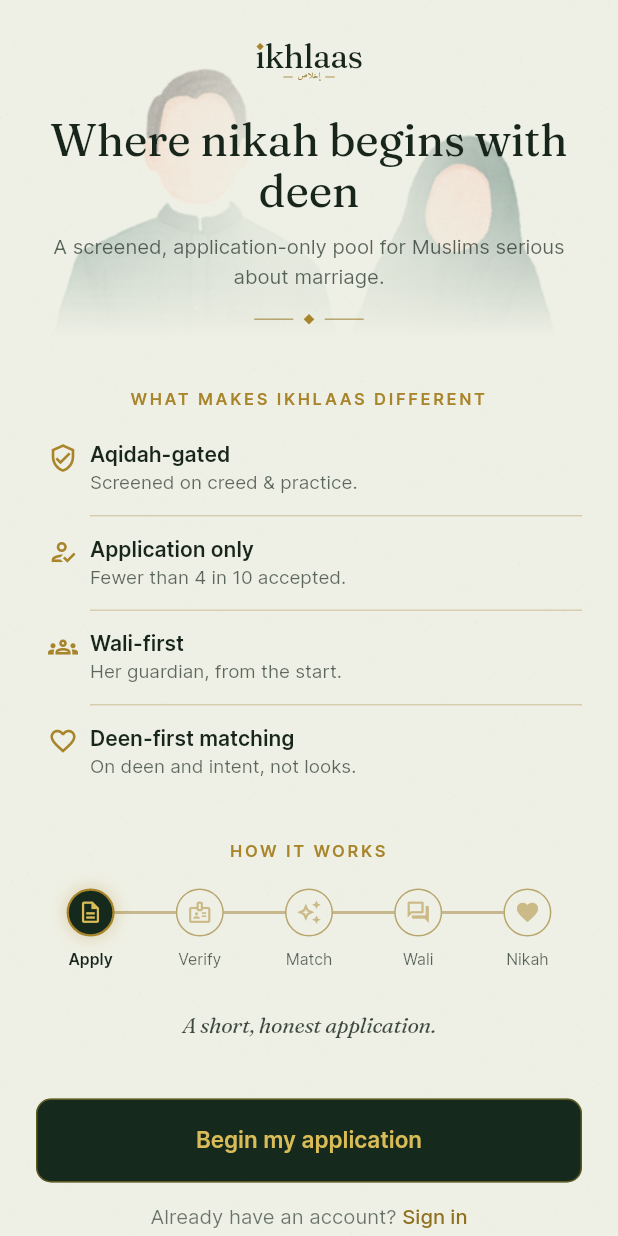
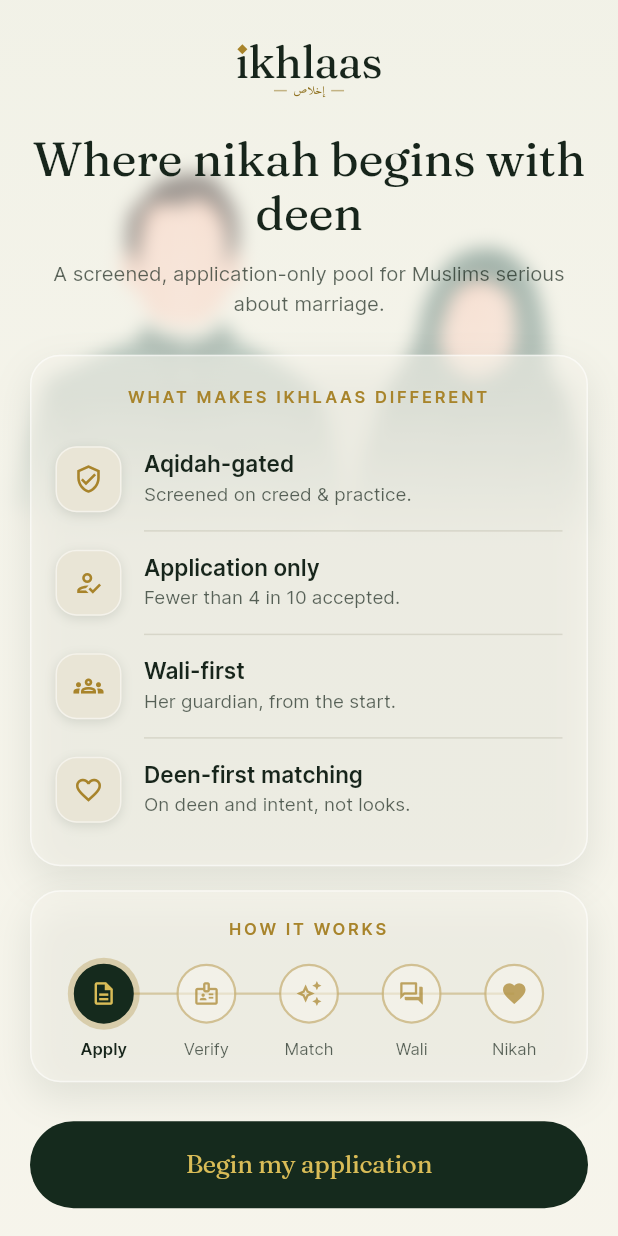
Before and after one commit to connecttopathan-ops/ikhlas, a Flutter app: the screen it shows after launch, on a phone screen of 412 x 824 dp. Run offline on Flutter 3.47's test engine with Material 3 defaults, Android fonts, the phone set to English and light mode, and no system bars; our stand-ins replace cached_network_image, camera, cloud_firestore, cloud_functions, device_info_plus, firebase_auth and 12 more; accounts and stored records are empty.

Commit message:
Landing: glassmorphism redesign, single full-screen frosted surface
Port the glassmorphism concept into Flutter and drop the floating outer
card that read as a frame-within-a-frame. The frosted surface now fills
the screen edge-to-edge: the couple illustration frosts softly behind the
hero (full-screen BackdropFilter at a light 6px blur so it stays
recognisable), and the differentiators and how-it-works sit on cream
glass panels. Icon tiles are cream glass chips; step discs are outlined
glass that fill to emerald as they complete, on a gold rail. Emerald pill
CTA with gold Fraunces label, plus the application-only footer line.
Entrance choreography retained. Version 0.1.12+13.

Co-Authored-By: Claude Opus 4.8 <noreply@anthropic.com>

```diff
--- a/app/lib/features/onboarding/landing_screen.dart
+++ b/app/lib/features/onboarding/landing_screen.dart
@@ -1,23 +1,18 @@
 import 'dart:async';
-import 'dart:math' as math;
+import 'dart:ui' as ui;
 
 import 'package:flutter/material.dart';
 import 'package:go_router/go_router.dart';
 import '../../core/theme/app_theme.dart';
 import '../../core/theme/widgets.dart';
 
-/// Landing — 2d light "sage ceremonial". Hero (couple illustration) →
-/// what makes Ikhlaas different (editorial list) → how it works (animated
-/// stepper) → CTAs. The whole screen arrives via a one-time staged entrance:
-/// hero first, then the list rows cascade, then stepper and CTAs settle in.
+/// Landing — glassmorphism. A single frosted surface fills the screen: the
+/// couple illustration frosts softly behind the hero, and the differentiators
+/// and how-it-works sit on glass panels. No floating outer card (that read as
+/// a frame-within-a-frame), so the whole screen is one clean surface.
 class LandingScreen extends StatefulWidget {
   const LandingScreen({super.key});
 
-  @override
-  State<LandingScreen> createState() => _LandingScreenState();
-
-  // Ikhlaas's OWN differentiators — each with a meaningful icon; copy kept to
-  // one short line so the four sit in a tight 2×2 grid.
   static const _differentiators = [
     (Icons.verified_user_outlined, 'Aqidah-gated',
         'Screened on creed & practice.'),
@@ -28,31 +23,29 @@ class LandingScreen extends StatefulWidget {
         'On deen and intent, not looks.'),
   ];
 
-  // (icon, label, body). Each stage carries its own line icon — reads far
-  // more premium than a numbered pip. Glyphs chosen to stay legible inside a
-  // 32px disc (the earlier handshake collapsed into a squiggle at this size).
+  // (icon, label) — the caption line was dropped; the label under each disc
+  // names the stage.
   static const _flow = [
-    (Icons.description_outlined, 'Apply', 'A short, honest application.'),
-    (Icons.badge_outlined, 'Verify',
-        'A selfie and government-ID confirm you are real.'),
-    (Icons.auto_awesome_outlined, 'Match',
-        'Curated daily matches, ranked deen-first.'),
-    (Icons.forum_outlined, 'Wali',
-        'On mutual interest, guardians are brought in.'),
-    (Icons.favorite, 'Nikah', 'Proceed offline, in shaa Allah.'),
+    (Icons.description_outlined, 'Apply'),
+    (Icons.badge_outlined, 'Verify'),
+    (Icons.auto_awesome_outlined, 'Match'),
+    (Icons.forum_outlined, 'Wali'),
+    (Icons.favorite, 'Nikah'),
   ];
+
+  @override
+  State<LandingScreen> createState() => _LandingScreenState();
 }
 
 class _LandingScreenState extends State<LandingScreen>
     with SingleTickerProviderStateMixin {
+  // Warm glass tone layered over the sage ground.
+  static const _cream = Color(0xFFF7F5EC);
   static const _differentiators = LandingScreen._differentiators;
   static const _flow = LandingScreen._flow;
 
-  // One-time entrance choreography (~1.8s): each section reveals on its own
-  // slice of this controller. Runs once; the stepper remains the screen's
-  // only perpetual motion.
   late final AnimationController _intro = AnimationController(
-      vsync: this, duration: const Duration(milliseconds: 1800))
+      vsync: this, duration: const Duration(milliseconds: 1600))
     ..forward();
 
   @override
@@ -66,146 +59,165 @@ class _LandingScreenState extends State<LandingScreen>
 
   @override
   Widget build(BuildContext context) {
-    // Respect the OS reduce-motion setting: land fully revealed.
     if (MediaQuery.of(context).disableAnimations) _intro.value = 1;
-    return IkhlasScaffold(
-      child: SafeArea(
-        child: ListView(
-          padding: const EdgeInsets.fromLTRB(
-              AppSpace.screenMargin, 24, AppSpace.screenMargin, 24),
-          children: [
-            // ---- Hero — the website's faceless-couple illustration washed
-            // out behind the copy, fading into the sage ground below.
-            _staged(0, Stack(alignment: Alignment.topCenter, children: [
-              Positioned.fill(
+    return Scaffold(
+      body: Stack(children: [
+        // Ground.
+        const Positioned.fill(
+            child: DecoratedBox(
+                decoration: BoxDecoration(color: LightTokens.bg))),
+        // Couple illustration at the top, faded into the ground.
+        Positioned(
+          top: 0,
+          left: 0,
+          right: 0,
+          height: 380,
           child: IgnorePointer(
             child: ShaderMask(
               shaderCallback: (r) => const LinearGradient(
                 begin: Alignment.topCenter,
                 end: Alignment.bottomCenter,
                 colors: [Colors.white, Colors.white, Colors.transparent],
-                      stops: [0, .45, .96],
+                stops: [0, .62, .95],
               ).createShader(r),
               blendMode: BlendMode.dstIn,
-                    child: Opacity(
-                      opacity: .55,
-                      // Anchor the crop below the illustration's empty top
-                      // band so the couple rides high in the hero and the
-                      // colored garments sit behind the headline.
               child: Image.asset('assets/brand/couple.png',
-                          fit: BoxFit.cover,
-                          alignment: const Alignment(0, .15)),
+                  fit: BoxFit.cover, alignment: const Alignment(0, -.35)),
             ),
           ),
         ),
-              ),
-              // Soft pocket of ground color behind the text column — keeps
-              // the copy crisp without dimming the figures at the edges.
+        // Full-screen frosted glass over the couple — light blur so the couple
+        // stays recognisable through the hero, opaque toward the panels.
         Positioned.fill(
-                child: IgnorePointer(
+          child: ClipRect(
+            child: BackdropFilter(
+              filter: ui.ImageFilter.blur(sigmaX: 6, sigmaY: 6),
               child: DecoratedBox(
                 decoration: BoxDecoration(
-                      gradient: RadialGradient(
-                        center: const Alignment(0, -.1),
-                        radius: 1.0,
+                  gradient: LinearGradient(
+                    begin: Alignment.topCenter,
+                    end: Alignment.bottomCenter,
                     colors: [
-                          LightTokens.bg.withValues(alpha: .78),
-                          LightTokens.bg.withValues(alpha: 0),
+                      _cream.withValues(alpha: .30),
+                      _cream.withValues(alpha: .66),
+                      _cream.withValues(alpha: .88),
                     ],
-                        stops: const [.25, .75],
+                    stops: const [0, .34, 1],
                   ),
                 ),
               ),
             ),
           ),
-              Column(children: [
-                const SizedBox(height: 2),
-                const Center(child: IkhlasLogo(size: 22)),
-                const SizedBox(height: 22),
-                Text('Where nikah begins with deen',
+        ),
+        // Content.
+        Positioned.fill(
+          child: SafeArea(
+            child: SingleChildScrollView(
+              padding: const EdgeInsets.fromLTRB(20, 20, 20, 28),
+              child: Column(children: [
+                _staged(0, _hero()),
+                const SizedBox(height: 24),
+                _staged(.30,
+                    _glassPanel(child: const _DiffList(items: _differentiators))),
+                const SizedBox(height: 16),
+                _staged(
+                    .42,
+                    _glassPanel(
+                        padding: const EdgeInsets.fromLTRB(14, 16, 14, 14),
+                        child: Column(children: [
+                          _eyebrow('HOW IT WORKS'),
+                          const SizedBox(height: 14),
+                          const _HowItWorks(steps: _flow),
+                        ]))),
+                const SizedBox(height: 26),
+                _staged(.56, _cta(context)),
+                const SizedBox(height: 16),
+                _staged(
+                    .64,
+                    Text(
+                        'Membership by application · fewer than 4 in 10 accepted',
                         textAlign: TextAlign.center,
-                    style: AppType.fraunces(30,
-                        color: LightTokens.ink, height: 1.14)),
-                const SizedBox(height: 10),
-                Text(
-                    'A screened, application-only pool for Muslims serious '
-                    'about marriage.',
-                    textAlign: TextAlign.center,
-                    style: AppType.inter(13.5,
-                        color: LightTokens.muted(.7), height: 1.45)),
-
-                // Ceremonial ornament — hairline · gold lozenge · hairline,
-                // echoing the wordmark's diamond tittle.
-                const SizedBox(height: 16),
-                Row(mainAxisAlignment: MainAxisAlignment.center, children: [
-                  Container(
-                      width: 26,
-                      height: 1,
-                      color: LightTokens.hairline.withValues(alpha: .6)),
-                  const SizedBox(width: 8),
-                  Transform.rotate(
-                    angle: math.pi / 4,
-                    child: Container(
-                        width: 5, height: 5, color: LightTokens.goldArabic),
-                  ),
-                  const SizedBox(width: 8),
-                  Container(
-                      width: 26,
-                      height: 1,
-                      color: LightTokens.hairline.withValues(alpha: .6)),
-                ]),
-                // Extra room below the ornament so the figures extend into
-                // the fade instead of being cut at the ornament line.
-                const SizedBox(height: 18),
-              ]),
-            ])),
-
-            // ---- What makes Ikhlaas different — fine editorial list ----
-            const SizedBox(height: 24),
-            _staged(.18, _eyebrow('WHAT MAKES IKHLAAS DIFFERENT')),
-            const SizedBox(height: 6),
-            _DiffList(items: _differentiators, intro: _intro, startAt: .26),
-
-            // ---- How it works — animated horizontal stepper ----
-            const SizedBox(height: 26),
-            _staged(.55, _eyebrow('HOW IT WORKS')),
-            const SizedBox(height: 16),
-            _staged(.60, const _HowItWorks(steps: _flow)),
-
-            // ---- CTAs ----
-            const SizedBox(height: 26),
+                        style: AppType.inter(11.5, color: LightTokens.muted(.6)))),
+                const SizedBox(height: 8),
                 _staged(
-                .72,
-                PrimaryCta(
-                    label: 'Begin my application',
-                    onPressed: () => context.go('/login'))),
-            const SizedBox(height: 12),
-            _staged(
-                .80,
+                    .70,
                     Center(
                       child: QuietLink(
                           prefix: 'Already have an account?',
                           linkText: 'Sign in',
                           onTap: () => context.go('/login')),
                     )),
+              ]),
+            ),
+          ),
+        ),
+      ]),
+    );
+  }
+
+  Widget _hero() => Column(children: [
+        const SizedBox(height: 6),
+        const Center(child: IkhlasLogo(size: 30)),
+        const SizedBox(height: 24),
+        Text('Where nikah begins with deen',
+            textAlign: TextAlign.center,
+            style: AppType.fraunces(32, color: LightTokens.ink, height: 1.12)),
+        const SizedBox(height: 12),
+        Text(
+            'A screened, application-only pool for Muslims serious '
+            'about marriage.',
+            textAlign: TextAlign.center,
+            style:
+                AppType.inter(13.5, color: LightTokens.muted(.7), height: 1.5)),
+      ]);
+
+  Widget _glassPanel(
+          {required Widget child,
+          EdgeInsets padding = const EdgeInsets.fromLTRB(16, 18, 16, 16)}) =>
+      Container(
+        padding: padding,
+        decoration: BoxDecoration(
+          color: _cream.withValues(alpha: .55),
+          borderRadius: BorderRadius.circular(20),
+          border: Border.all(color: Colors.white.withValues(alpha: .55)),
+          boxShadow: [
+            BoxShadow(
+                color: LightTokens.ctaBg.withValues(alpha: .10),
+                blurRadius: 22,
+                offset: const Offset(0, 10)),
           ],
         ),
+        child: child,
+      );
+
+  Widget _cta(BuildContext context) => SizedBox(
+        width: double.infinity,
+        height: 58,
+        child: ElevatedButton(
+          style: ElevatedButton.styleFrom(
+            backgroundColor: LightTokens.ctaBg,
+            foregroundColor: LightTokens.ctaText,
+            elevation: 0,
+            shadowColor: Colors.transparent,
+            shape: RoundedRectangleBorder(
+                borderRadius: BorderRadius.circular(30)),
+          ),
+          onPressed: () => context.go('/login'),
+          child: Text('Begin my application',
+              style: AppType.fraunces(17,
+                  weight: FontWeight.w500, color: LightTokens.ctaText)),
         ),
       );
-  }
 
   static Widget _eyebrow(String s) => Text(s,
       textAlign: TextAlign.center,
       style: AppType.inter(11,
           weight: FontWeight.w700,
           color: LightTokens.goldArabic,
-          letterSpacing: 11 * .16));
-
+          letterSpacing: 11 * .17));
 }
 
-/// Fade-and-rise reveal used by the landing's one-time entrance
-/// choreography: `start` is the fraction of the intro controller at which
-/// this element begins revealing.
+/// Fade-and-rise reveal for the one-time entrance choreography.
 Widget _staggerIn(Animation<double> intro, double start, Widget child) {
   final a = CurvedAnimation(
       parent: intro,
@@ -220,72 +232,73 @@ Widget _staggerIn(Animation<double> intro, double start, Widget child) {
   );
 }
 
-/// The four differentiators as a fine editorial list — no boxes, no discs.
-/// Each row: a gold line glyph, the claim, and one quiet clarifier, divided
-/// by whisper-thin inset hairlines (the menu of a fine restaurant, not a
-/// data table). Rows cascade in one after another during the entrance.
+/// Differentiators — eyebrow + four rows, each a cream glass icon tile, the
+/// claim and one clarifier, divided by hairlines.
 class _DiffList extends StatelessWidget {
   final List<(IconData, String, String)> items;
-  final Animation<double> intro;
-  final double startAt;
-  const _DiffList(
-      {required this.items, required this.intro, required this.startAt});
+  const _DiffList({required this.items});
+
+  static const _tile = Color(0xFFE9E5D6);
 
   @override
   Widget build(BuildContext context) {
     return Column(children: [
-      for (var i = 0; i < items.length; i++)
-        _staggerIn(
-          intro,
-          startAt + i * .07,
-          Column(children: [
+      _LandingScreenState._eyebrow('WHAT MAKES IKHLAAS DIFFERENT'),
+      const SizedBox(height: 12),
+      for (var i = 0; i < items.length; i++) ...[
         if (i > 0)
           Padding(
-                padding: const EdgeInsets.only(left: 36),
+            padding: const EdgeInsets.only(left: 59),
             child: Container(
                 height: 1,
-                    color: LightTokens.hairline.withValues(alpha: .28)),
+                color: const Color(0xFF787456).withValues(alpha: .18)),
           ),
         Padding(
-              padding: const EdgeInsets.symmetric(vertical: 13),
+          padding: const EdgeInsets.symmetric(vertical: 12),
+          child: Row(children: [
+            Container(
+              width: 44,
+              height: 44,
+              alignment: Alignment.center,
+              decoration: BoxDecoration(
+                color: _tile,
+                borderRadius: BorderRadius.circular(14),
+                border: Border.all(color: Colors.white.withValues(alpha: .5)),
+                boxShadow: [
+                  BoxShadow(
+                      color: LightTokens.ctaBg.withValues(alpha: .12),
+                      blurRadius: 6,
+                      offset: const Offset(0, 2)),
+                ],
+              ),
+              child: Icon(items[i].$1, size: 20, color: LightTokens.goldArabic),
+            ),
+            const SizedBox(width: 15),
+            Expanded(
               child:
-                  Row(crossAxisAlignment: CrossAxisAlignment.start, children: [
-                SizedBox(
-                  width: 36,
-                  child: Padding(
-                    padding: const EdgeInsets.only(top: 1),
-                    child: Icon(items[i].$1,
-                        size: 20, color: LightTokens.goldArabic),
-                  ),
-                ),
-                Expanded(
-                  child: Column(
-                      crossAxisAlignment: CrossAxisAlignment.start,
-                      children: [
+                  Column(crossAxisAlignment: CrossAxisAlignment.start, children: [
                 Text(items[i].$2,
-                            style: AppType.inter(14,
-                                weight: FontWeight.w600,
+                    style: AppType.inter(15,
+                        weight: FontWeight.w700,
                         color: LightTokens.ink,
-                                height: 1.25)),
+                        height: 1.2)),
                 const SizedBox(height: 2),
                 Text(items[i].$3,
                     style: AppType.inter(12.5,
-                                color: LightTokens.muted(.68), height: 1.4)),
+                        color: LightTokens.muted(.7), height: 1.35)),
               ]),
             ),
           ]),
         ),
-          ]),
-        ),
+      ],
     ]);
   }
 }
 
-/// Animated horizontal "how it works" — five nodes on a timeline. The active
-/// step auto-advances (looping), the connector fills as progress moves, and a
-/// caption beneath cross-fades to the current step's description.
+/// How it works — a continuous gold rail with glass step discs that fill to
+/// emerald as they complete; the active stage auto-advances (looping).
 class _HowItWorks extends StatefulWidget {
-  final List<(IconData, String, String)> steps; // (icon, label, body)
+  final List<(IconData, String)> steps; // (icon, label)
   const _HowItWorks({required this.steps});
   @override
   State<_HowItWorks> createState() => _HowItWorksState();
@@ -313,81 +326,38 @@ class _HowItWorksState extends State<_HowItWorks> {
   @override
   Widget build(BuildContext context) {
     final n = widget.steps.length;
-    return Column(children: [
-      // Timeline — ONE continuous rail behind the nodes, with a gold segment
-      // that fills to the active stage. A single rail (vs. per-gap fillers)
-      // reads more premium and can never collapse on a narrow width.
-      LayoutBuilder(builder: (context, c) {
-        final slot = c.maxWidth / n; // each node centred in its own slot
-        const disc = 32.0;
-        final railInset = slot / 2; // ends meet the first/last disc centre
-        const railTop = disc / 2 - 1; // 2px rail centred on the disc row
+    return LayoutBuilder(builder: (context, c) {
+      final slot = c.maxWidth / n;
+      const disc = 40.0;
+      final railInset = slot / 2;
+      const railTop = disc / 2 - .75;
       return SizedBox(
-          height: disc + 7 + 15, // disc + gap + label line
+        height: disc + 8 + 16,
         child: Stack(children: [
-            // Base rail — the full timeline.
           Positioned(
             left: railInset,
             right: railInset,
             top: railTop,
             child: Container(
-                height: 2,
-                decoration: BoxDecoration(
-                  borderRadius: BorderRadius.circular(1),
-                  color: LightTokens.hairline.withValues(alpha: .45),
+                height: 1.5, color: LightTokens.goldArabic.withValues(alpha: .35)),
           ),
-              ),
-            ),
-            // Gold progress — grows one slot per completed stage.
           Positioned(
             left: railInset,
             top: railTop,
             child: AnimatedContainer(
-                duration: const Duration(milliseconds: 350),
+              duration: const Duration(milliseconds: 400),
               curve: Curves.easeOut,
               width: slot * _active,
-                height: 2,
-                decoration: BoxDecoration(
-                  borderRadius: BorderRadius.circular(1),
+              height: 1.5,
               color: LightTokens.goldArabic,
             ),
           ),
-            ),
-            // The discs sit on top of the rail, one per equal slot.
           Row(children: [
             for (var i = 0; i < n; i++) Expanded(child: _node(i)),
           ]),
         ]),
       );
-      }),
-      const SizedBox(height: 14),
-      // One Fraunces-italic line for the active stage (the bold label in the
-      // timeline already names it — repeating the title read redundant).
-      // Fixed height so the CTA below never shifts as captions change lines.
-      SizedBox(
-        height: 46,
-        child: Center(
-          child: AnimatedSwitcher(
-            duration: const Duration(milliseconds: 350),
-            transitionBuilder: (child, anim) => FadeTransition(
-              opacity: anim,
-              child: SlideTransition(
-                position: Tween(begin: const Offset(0, .12), end: Offset.zero)
-                    .animate(anim),
-                child: child,
-              ),
-            ),
-            child: Text(widget.steps[_active].$3,
-                key: ValueKey(_active),
-                textAlign: TextAlign.center,
-                style: AppType.fraunces(14.5,
-                    color: LightTokens.ink.withValues(alpha: .82),
-                    style: FontStyle.italic,
-                    height: 1.45)),
-          ),
-        ),
-      ),
-    ]);
+    });
   }
 
   Widget _node(int i) {
@@ -396,49 +366,51 @@ class _HowItWorksState extends State<_HowItWorks> {
     final isActive = i == _active;
     return Column(mainAxisSize: MainAxisSize.min, children: [
       AnimatedContainer(
-          duration: const Duration(milliseconds: 350),
+        duration: const Duration(milliseconds: 400),
         curve: Curves.easeOut,
-          width: 32,
-          height: 32,
+        width: 40,
+        height: 40,
         alignment: Alignment.center,
         decoration: BoxDecoration(
           shape: BoxShape.circle,
-            color: done ? LightTokens.ctaBg : LightTokens.bg,
+          color: done
+              ? LightTokens.ctaBg
+              : const Color(0xFFF7F5EC).withValues(alpha: .55),
           border: Border.all(
-              color: isActive
-                  ? LightTokens.goldArabic
-                  : (done
+            color: done
                 ? LightTokens.ctaBg
-                      : LightTokens.hairline.withValues(alpha: .6)),
-              width: isActive ? 1.5 : 1,
+                : LightTokens.goldArabic.withValues(alpha: .45),
+            width: 1.5,
           ),
-            // Active stage gets a soft champagne halo — the premium cue that
-            // replaces the numbered pip.
           boxShadow: isActive
               ? [
                   BoxShadow(
-                      color: LightTokens.goldArabic.withValues(alpha: .28),
-                      blurRadius: 9,
-                      spreadRadius: 1,
-                    )
+                      color: LightTokens.goldArabic.withValues(alpha: .30),
+                      blurRadius: 0,
+                      spreadRadius: 4),
                 ]
-                : null,
+              : (done
+                  ? [
+                      BoxShadow(
+                          color: LightTokens.ctaBg.withValues(alpha: .35),
+                          blurRadius: 12,
+                          offset: const Offset(0, 6)),
+                    ]
+                  : null),
         ),
-          // Upcoming stages stay in the gold family (muted), never grey —
-          // ink-grey glyphs inside gold rings read muddy.
         child: Icon(step.$1,
-              size: 17,
+            size: 18,
             color: done
                 ? LightTokens.ctaText
-                  : LightTokens.goldArabic.withValues(alpha: .5)),
+                : LightTokens.goldArabic.withValues(alpha: .72)),
       ),
-        const SizedBox(height: 7),
+      const SizedBox(height: 8),
       Text(step.$2,
           textAlign: TextAlign.center,
           maxLines: 1,
           overflow: TextOverflow.ellipsis,
-            style: AppType.inter(10.5,
-                weight: isActive ? FontWeight.w600 : FontWeight.w400,
+          style: AppType.inter(11,
+              weight: isActive ? FontWeight.w700 : FontWeight.w400,
               color: isActive ? LightTokens.ink : LightTokens.muted(.7))),
     ]);
   }
--- a/app/pubspec.yaml
+++ b/app/pubspec.yaml
@@ -1,7 +1,7 @@
 name: ikhlas
 description: Ikhlas — where nikah begins with deen.
 publish_to: "none"
-version: 0.1.11+12
+version: 0.1.12+13
 
 environment:
   sdk: ">=3.4.0 <4.0.0"
```
Lines whose indentation alone changed are shown as unchanged.
